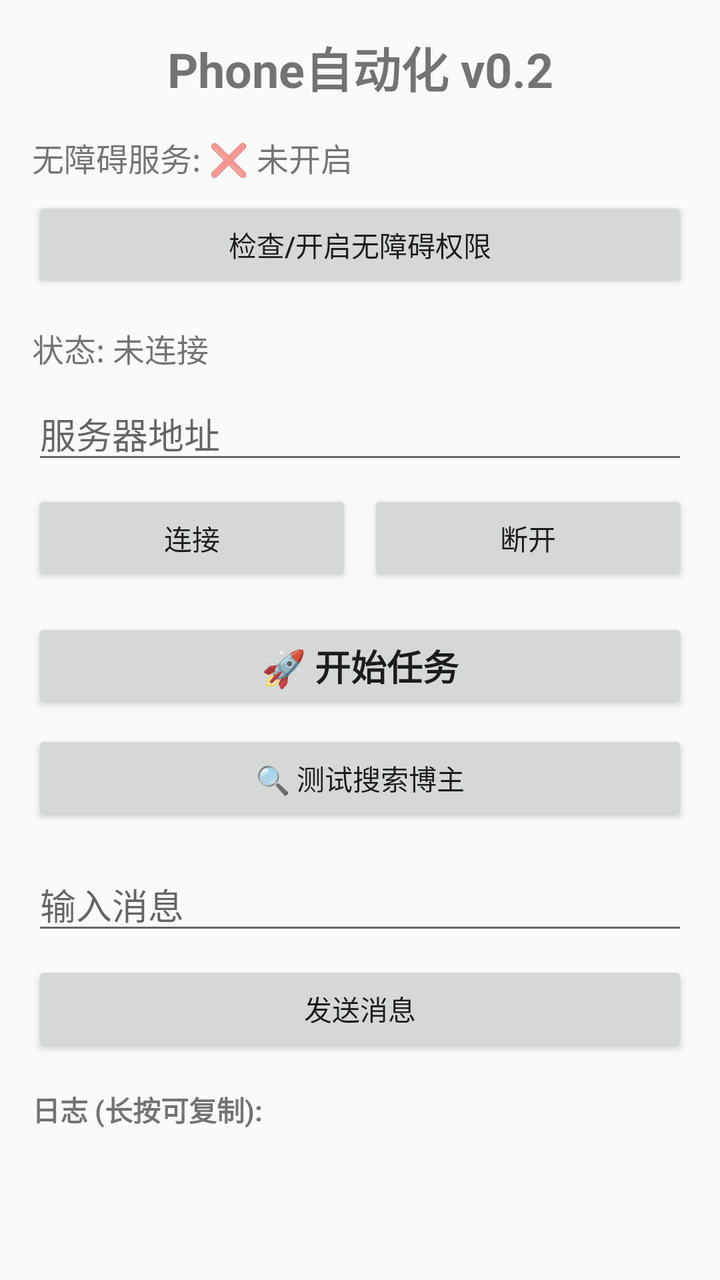
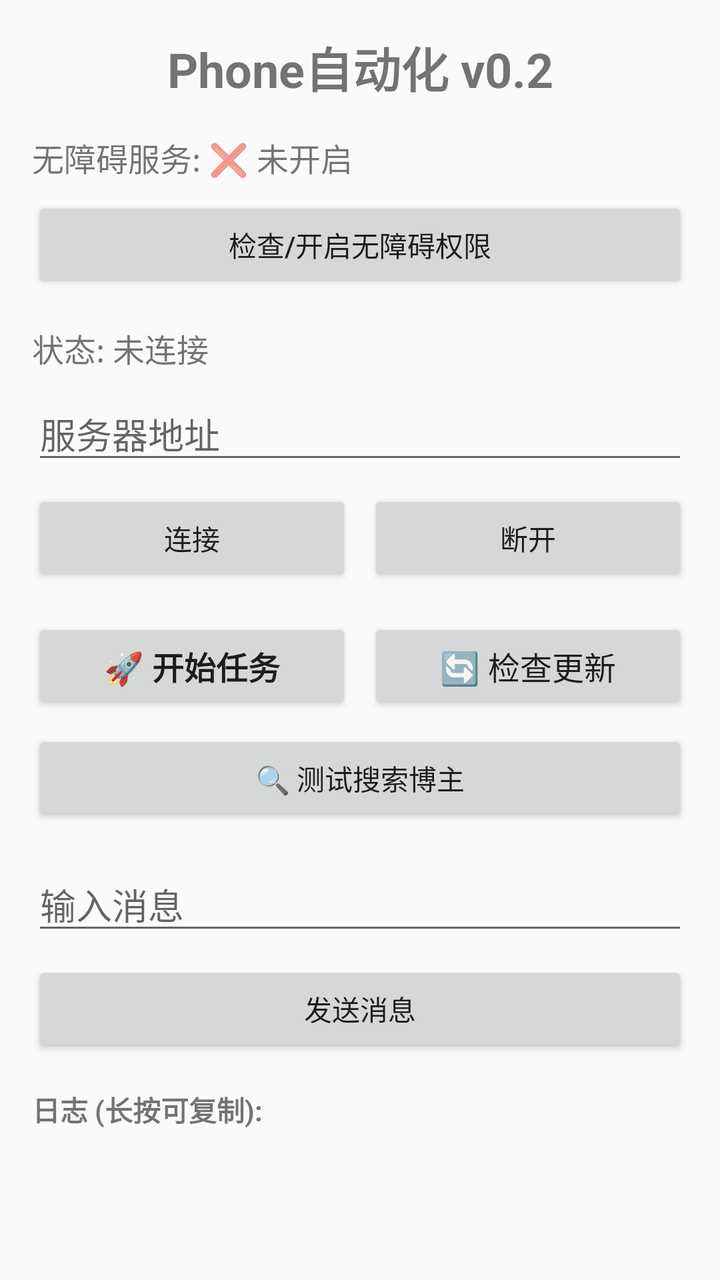

Compare the two renders of this Android layout. The source of the first and the diff that turns it into the second are given below.
<!-- AndroidManifest.xml: application theme Theme.AppCompat.Light -->
<!-- res/layout/activity_main.xml -->
<?xml version="1.0" encoding="utf-8"?>
<LinearLayout xmlns:android="http://schemas.android.com/apk/res/android"
    android:layout_width="match_parent"
    android:layout_height="match_parent"
    android:orientation="vertical"
    android:padding="16dp">

    <TextView
        android:layout_width="match_parent"
        android:layout_height="wrap_content"
        android:text="Phone自动化 v0.2"
        android:textSize="24sp"
        android:textStyle="bold"
        android:gravity="center"
        android:layout_marginBottom="16dp" />

    
    <TextView
        android:id="@+id/accessibilityStatusText"
        android:layout_width="match_parent"
        android:layout_height="wrap_content"
        android:text="无障碍服务: ❌ 未开启"
        android:textSize="16sp"
        android:layout_marginBottom="8dp" />

    <Button
        android:id="@+id/checkAccessibilityBtn"
        android:layout_width="match_parent"
        android:layout_height="wrap_content"
        android:text="检查/开启无障碍权限"
        android:layout_marginBottom="16dp" />

    
    <TextView
        android:id="@+id/statusText"
        android:layout_width="match_parent"
        android:layout_height="wrap_content"
        android:text="状态: 未连接"
        android:textSize="16sp"
        android:layout_marginBottom="8dp" />

    <EditText
        android:id="@+id/serverUrlInput"
        android:layout_width="match_parent"
        android:layout_height="wrap_content"
        android:hint="服务器地址"
        android:inputType="textUri"
        android:layout_marginBottom="8dp" />

    <LinearLayout
        android:layout_width="match_parent"
        android:layout_height="wrap_content"
        android:orientation="horizontal"
        android:layout_marginBottom="16dp">

        <Button
            android:id="@+id/connectBtn"
            android:layout_width="0dp"
            android:layout_height="wrap_content"
            android:layout_weight="1"
            android:text="连接"
            android:layout_marginEnd="8dp" />

        <Button
            android:id="@+id/disconnectBtn"
            android:layout_width="0dp"
            android:layout_height="wrap_content"
            android:layout_weight="1"
            android:text="断开" />
    </LinearLayout>

    
    <Button
        android:id="@+id/startTaskBtn"
        android:layout_width="match_parent"
        android:layout_height="wrap_content"
        android:text="🚀 开始任务"
        android:textSize="18sp"
        android:textStyle="bold"
        android:layout_marginBottom="8dp" />
    
    <Button
        android:id="@+id/testSearchBtn"
        android:layout_width="match_parent"
        android:layout_height="wrap_content"
        android:text="🔍 测试搜索博主"
        android:layout_marginBottom="16dp" />

    
    <EditText
        android:id="@+id/messageInput"
        android:layout_width="match_parent"
        android:layout_height="wrap_content"
        android:hint="输入消息"
        android:layout_marginBottom="8dp" />

    <Button
        android:id="@+id/sendBtn"
        android:layout_width="match_parent"
        android:layout_height="wrap_content"
        android:text="发送消息"
        android:layout_marginBottom="16dp" />

    
    <TextView
        android:layout_width="match_parent"
        android:layout_height="wrap_content"
        android:text="日志 (长按可复制):"
        android:textStyle="bold"
        android:layout_marginBottom="8dp" />

    <ScrollView
        android:id="@+id/logScrollView"
        android:layout_width="match_parent"
        android:layout_height="0dp"
        android:layout_weight="1">

        <TextView
            android:id="@+id/logText"
            android:layout_width="match_parent"
            android:layout_height="wrap_content"
            android:textSize="12sp"
            android:fontFamily="monospace"
            android:textIsSelectable="true"
            android:text="" />
    </ScrollView>

</LinearLayout>
<!-- resources referenced by this layout -->
<resources>

</resources>

<!-- the commit's change to res/layout/activity_main.xml (unified diff, before → after) -->
@@ -70,14 +70,30 @@
     </LinearLayout>
 
     
-    <Button
-        android:id="@+id/startTaskBtn"
+    <LinearLayout
         android:layout_width="match_parent"
         android:layout_height="wrap_content"
-        android:text="🚀 开始任务"
-        android:textSize="18sp"
-        android:textStyle="bold"
-        android:layout_marginBottom="8dp" />
+        android:orientation="horizontal"
+        android:layout_marginBottom="8dp">
+        
+        <Button
+            android:id="@+id/startTaskBtn"
+            android:layout_width="0dp"
+            android:layout_height="wrap_content"
+            android:layout_weight="1"
+            android:text="🚀 开始任务"
+            android:textSize="16sp"
+            android:textStyle="bold"
+            android:layout_marginEnd="8dp" />
+        
+        <Button
+            android:id="@+id/updateBtn"
+            android:layout_width="0dp"
+            android:layout_height="wrap_content"
+            android:layout_weight="1"
+            android:text="🔄 检查更新"
+            android:textSize="16sp" />
+    </LinearLayout>
     
     <Button
         android:id="@+id/testSearchBtn"
